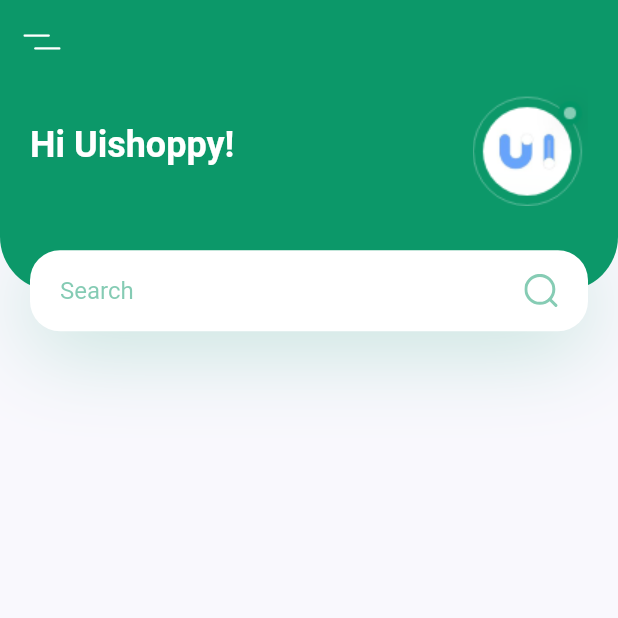
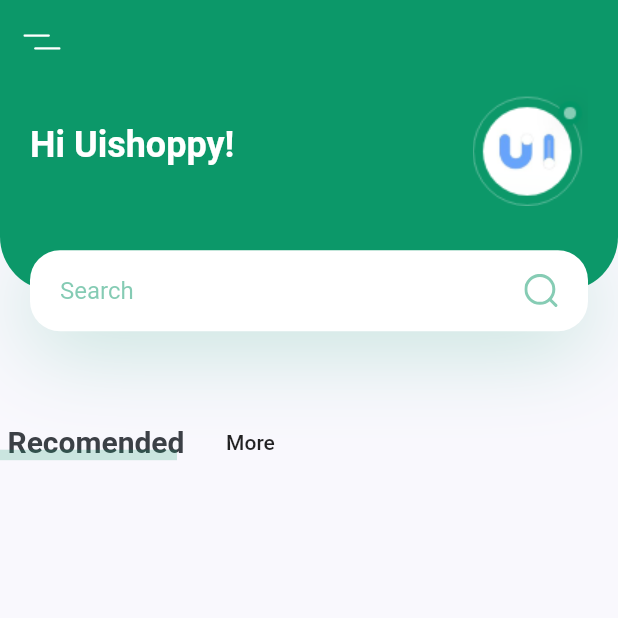
Before and after one commit to bgeun/flutter_tutorial, a Flutter app: the screen it shows after launch, on a phone screen of 412 x 824 dp, the top half of it. Run offline on Flutter 3.47's test engine with Material 2 defaults, Android fonts, the phone set to English and light mode, and no system bars; our stand-ins replace firebase_auth, flutter_svg; accounts and stored records are empty.

Commit message:
2020.12.30

```diff
--- a/plant_app/lib/screens/home/components/body.dart
+++ b/plant_app/lib/screens/home/components/body.dart
@@ -1,4 +1,7 @@
+import 'dart:ui';
+
 import 'package:flutter/material.dart';
+import 'package:plant_app/constants.dart';
 import 'package:plant_app/screens/home/components/hearder_width_searchbox.dart';
 
 class Body extends StatelessWidget {
@@ -9,8 +12,58 @@
     // it enable scrolling on small device
     return SingleChildScrollView(
       child: Column(
-        children: <Widget>[HeaderWithSearchBox(size: size)],
+        children: <Widget>[
+          HeaderWithSearchBox(size: size),
+          Row(
+            children: [
+              TitleWithCustomUnderline(
+                text: "Recomended",
+              ),
+              FlatButton(
+                onPressed: () {},
+                child: Text("More"),
+              )
+            ],
+          )
+        ],
       ),
     );
   }
 }
+
+class TitleWithCustomUnderline extends StatelessWidget {
+  const TitleWithCustomUnderline({
+    Key key,
+    this.text,
+  }) : super(key: key);
+
+  final String text;
+
+  @override
+  Widget build(BuildContext context) {
+    return Container(
+      height: 24,
+      child: Stack(
+        children: [
+          Padding(
+            padding: const EdgeInsets.only(left: kDefaultPadding / 4),
+            child: Text(
+              text,
+              style: TextStyle(fontSize: 20, fontWeight: FontWeight.bold),
+            ),
+          ),
+          Positioned(
+            bottom: 0,
+            left: 0,
+            right: 0,
+            child: Container(
+              margin: EdgeInsets.only(right: kDefaultPadding / 4),
+              height: 7,
+              color: kPrimaryColor.withOpacity(0.2),
+            ),
+          )
+        ],
+      ),
+    );
+  }
+}
```
